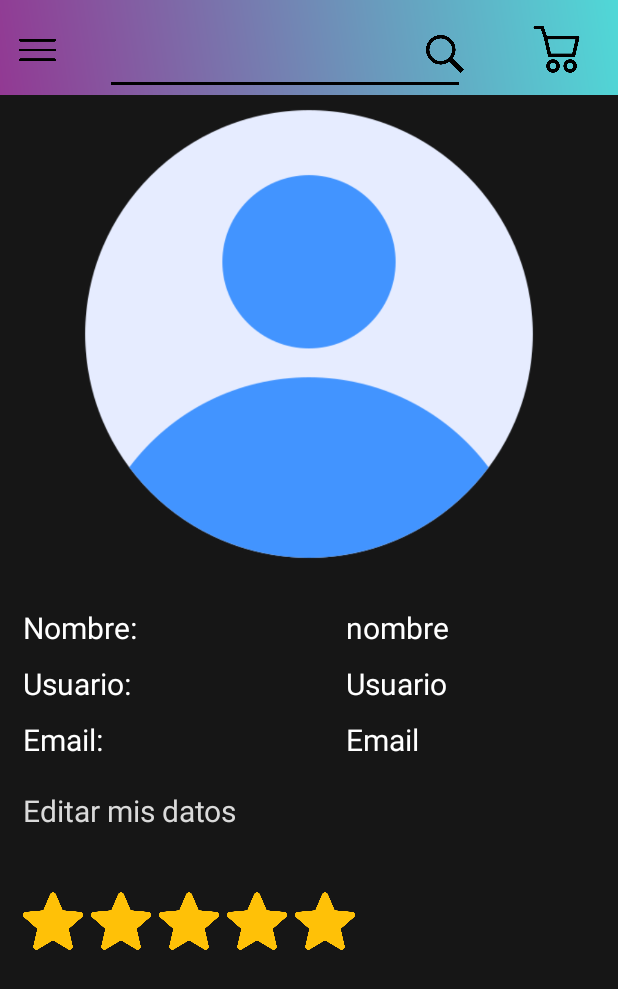
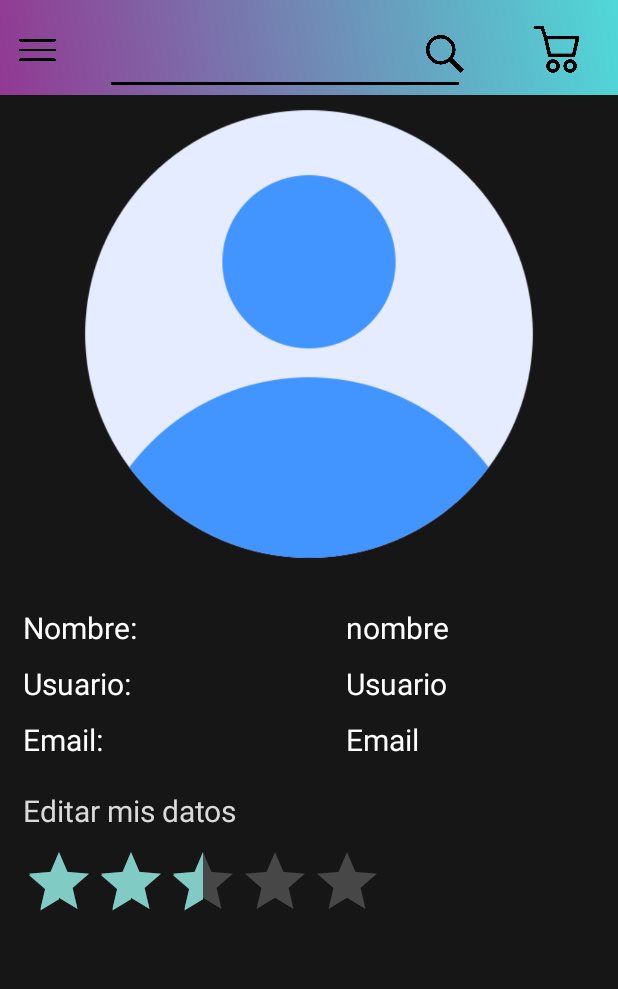
Before and after one commit to Pablo592/TecMovilesProyectoIntegrador, an Android app: the ProfileActivity screen opened directly, with no data from a screen before it, on a phone screen of 412 x 824 dp. Shown: the top 989 px of the screen. Run offline under Robolectric (Android 15) with nearby library versions, the phone set to English and light mode, and no system bars.

Commit message:
modificadas las estrellas del perfil

```diff
--- a/app/src/main/res/layout/profile.xml
+++ b/app/src/main/res/layout/profile.xml
@@ -121,55 +121,17 @@
         android:textColor="@color/grey">
     </TextView>
 
-    <ImageView
-        android:id="@+id/startOne"
-        android:layout_width="40dp"
-        android:layout_height="40dp"
-        android:layout_marginTop="40dp"
+
+    <RatingBar
+        android:layout_width="240dp"
+        android:layout_height="wrap_content"
+        android:layout_marginTop="10dp"
         app:layout_constraintStart_toStartOf="@+id/editDataButton"
         app:layout_constraintTop_toBottomOf="@id/editDataButton"
-        android:src="@drawable/star">
-    </ImageView>
+        android:numStars="5"
+        android:rating="2.5"
+        android:stepSize="0.5">
+    </RatingBar>
 
-    <ImageView
-        android:id="@+id/startTwo"
-        android:layout_width="40dp"
-        android:layout_height="40dp"
-        android:layout_marginTop="40dp"
-        android:layout_marginLeft="5dp"
-        app:layout_constraintStart_toEndOf="@+id/startOne"
-        app:layout_constraintTop_toBottomOf="@id/editDataButton"
-        android:src="@drawable/star">
-    </ImageView>
-    <ImageView
-        android:id="@+id/startThree"
-        android:layout_width="40dp"
-        android:layout_height="40dp"
-        android:layout_marginTop="40dp"
-        android:layout_marginLeft="5dp"
-        app:layout_constraintStart_toEndOf="@+id/startTwo"
-        app:layout_constraintTop_toBottomOf="@id/editDataButton"
-        android:src="@drawable/star">
-    </ImageView>
-    <ImageView
-        android:id="@+id/startFour"
-        android:layout_width="40dp"
-        android:layout_height="40dp"
-        android:layout_marginTop="40dp"
-        android:layout_marginLeft="5dp"
-        app:layout_constraintStart_toEndOf="@+id/startThree"
-        app:layout_constraintTop_toBottomOf="@id/editDataButton"
-        android:src="@drawable/star">
-    </ImageView>
-    <ImageView
-        android:id="@+id/startFive"
-        android:layout_width="40dp"
-        android:layout_height="40dp"
-        android:layout_marginTop="40dp"
-        android:layout_marginLeft="5dp"
-        app:layout_constraintStart_toEndOf="@+id/startFour"
-        app:layout_constraintTop_toBottomOf="@id/editDataButton"
-        android:src="@drawable/star">
-    </ImageView>
 
 </androidx.constraintlayout.widget.ConstraintLayout>
--- a/app/src/main/res/values/colors.xml
+++ b/app/src/main/res/values/colors.xml
@@ -11,5 +11,6 @@
     <color name="textoCrearCuenta">#CFCFCF</color>
     <color name="grey">#DADADA</color>
     <color name="red">#FF0000</color>
+    <color name="yellow">#FFF417</color>
     <color name="fondo_caracteristicas_producto">#1C1C1C</color>
 </resources>
```
